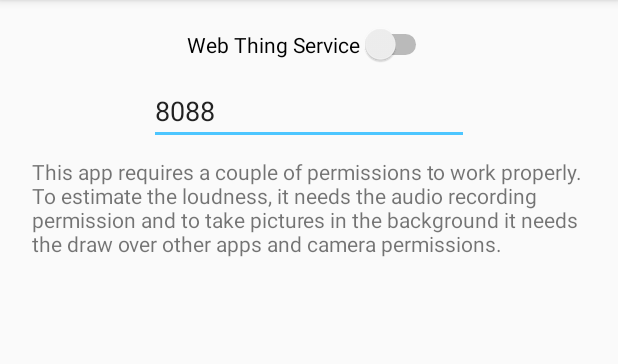
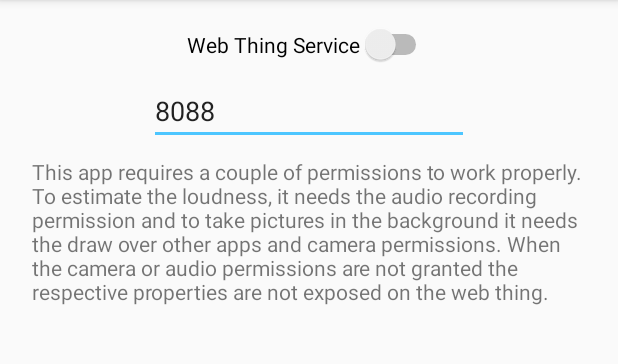
Before and after one commit to freaktechnik/Webthingify, an Android app: the screen it shows after launch (MainActivity), on a phone screen of 412 x 824 dp, the part 84-448 px from its top. Run offline under Robolectric (Android 15) with nearby library versions, the phone set to English and light mode, and no system bars; libraries missing offline, so code that uses them is left out: com.androidhiddencamera; 1 statement that could not run was skipped.

Commit message:
Improve how permissions are requested

```diff
--- a/app/src/main/java/be/humanoids/webthingify/BackCamera.java
+++ b/app/src/main/java/be/humanoids/webthingify/BackCamera.java
@@ -13,8 +13,7 @@ public class BackCamera extends Camera {
 
     @Override
     protected int getOrientation() {
-        switch (currentRotation())
-        {
+        switch (currentRotation()) {
             case Surface.ROTATION_0:
                 return CameraRotation.ROTATION_90;
             case Surface.ROTATION_90:
--- a/app/src/main/java/be/humanoids/webthingify/Camera.java
+++ b/app/src/main/java/be/humanoids/webthingify/Camera.java
@@ -1,20 +1,17 @@
 package be.humanoids.webthingify;
 
 import android.Manifest;
-import android.app.Service;
 import android.content.Context;
 import android.content.Intent;
 import android.content.pm.PackageManager;
 import android.os.IBinder;
 import android.support.annotation.NonNull;
 import android.support.v4.app.ActivityCompat;
-import android.support.v4.content.ContextCompat;
 import android.util.Log;
 import android.view.WindowManager;
 
 import com.androidhiddencamera.CameraConfig;
 import com.androidhiddencamera.HiddenCameraService;
-import com.androidhiddencamera.config.CameraFacing;
 import com.androidhiddencamera.config.CameraImageFormat;
 import com.androidhiddencamera.config.CameraResolution;
 
--- a/app/src/main/java/be/humanoids/webthingify/FrontCamera.java
+++ b/app/src/main/java/be/humanoids/webthingify/FrontCamera.java
@@ -13,8 +13,7 @@ public class FrontCamera extends Camera {
 
     @Override
     protected int getOrientation() {
-        switch (currentRotation())
-        {
+        switch (currentRotation()) {
             case Surface.ROTATION_0:
                 return CameraRotation.ROTATION_270;
             case Surface.ROTATION_90:
--- a/app/src/main/java/be/humanoids/webthingify/ServerTask.java
+++ b/app/src/main/java/be/humanoids/webthingify/ServerTask.java
@@ -11,12 +11,13 @@ import org.mozilla.iot.webthing.WebThingServer;
 
 import java.io.File;
 import java.io.IOException;
-import java.util.Arrays;
 import java.util.Collections;
 
 import fi.iki.elonen.router.RouterNanoHTTPD;
 
 class ServerTask extends AsyncTask<Thing, Void, WebThingServer> {
+    final public static int DEFAULT_PORT = 8088;
+
     private final ResultHandler delegate;
     private @Nullable
     WebThingServer server;
--- a/app/src/main/java/be/humanoids/webthingify/WebthingService.java
+++ b/app/src/main/java/be/humanoids/webthingify/WebthingService.java
@@ -56,7 +56,7 @@ public class WebthingService extends Service {
             return START_NOT_STICKY;
         }
 
-        port = intent.getIntExtra("port", 8088);
+        port = intent.getIntExtra("port", ServerTask.DEFAULT_PORT);
 
         createNotificationChannel();
         Intent stopSelfIntent = new Intent(this, WebthingService.class);
--- a/app/src/main/res/values/strings.xml
+++ b/app/src/main/res/values/strings.xml
@@ -7,7 +7,8 @@
     <string name="notifChannel">Web thing service</string>
     <string name="notifChannelDesc">Web thing service notifications</string>
     <string name="switchLabel">Web Thing Service</string>
-    <string name="permissionsInfo">This app requires a couple of permissions to work properly. To estimate the loudness, it needs the audio recording permission and to take pictures in the background it needs the draw over other apps and camera permissions.</string>
+    <string name="permissionsInfo">This app requires a couple of permissions to work properly. To estimate the loudness, it needs the audio recording permission and to take pictures in the background it needs the draw over other apps and camera permissions. When the camera or audio permissions are not granted the respective properties are not exposed on the web thing.</string>
     <string name="portPlaceholder">8088</string>
     <string name="portHint">Port</string>
+    <string name="port_setting">port</string>
 </resources>
```
Also changed, not shown: app/src/main/java/be/humanoids/webthingify/MainActivity.java (+16 -10 lines), app/src/main/java/be/humanoids/webthingify/Phone.java (+5 -9 lines).
